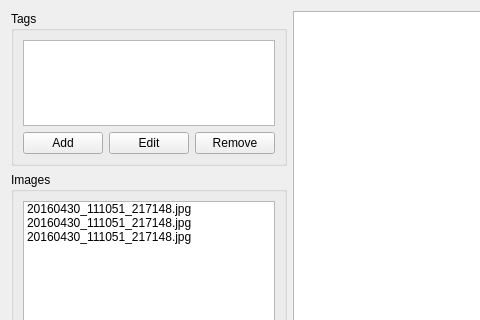
Qt form gui/ui/ui_taggingTab.ui (Team-Guardian/tagger) before a commit; both pictures show x 0 to 480 and y 0 to 320 of the 795 by 592 pixel window.
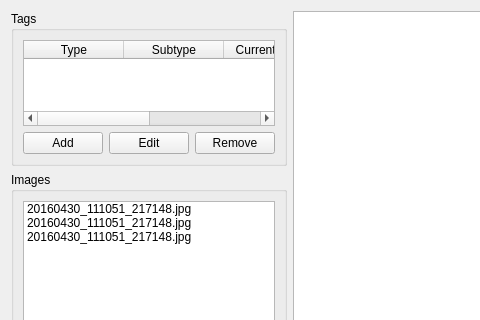
The same form after that commit. Custom widgets are drawn as their Qt base class.

```diff
--- a/gui/ui/ui_taggingTab.ui
+++ b/gui/ui/ui_taggingTab.ui
@@ -23,13 +23,33 @@
        </property>
        <layout class="QVBoxLayout" name="verticalLayout_2">
         <item>
-         <widget class="QListWidget" name="list_tags">
+         <widget class="QTableWidget" name="list_tags">
           <property name="maximumSize">
            <size>
             <width>16777215</width>
             <height>150</height>
            </size>
           </property>
+          <column>
+           <property name="text">
+            <string>Type</string>
+           </property>
+          </column>
+          <column>
+           <property name="text">
+            <string>Subtype</string>
+           </property>
+          </column>
+          <column>
+           <property name="text">
+            <string>Current (Total)</string>
+           </property>
+          </column>
+          <column>
+           <property name="text">
+            <string>Icon</string>
+           </property>
+          </column>
          </widget>
         </item>
         <item>
```
